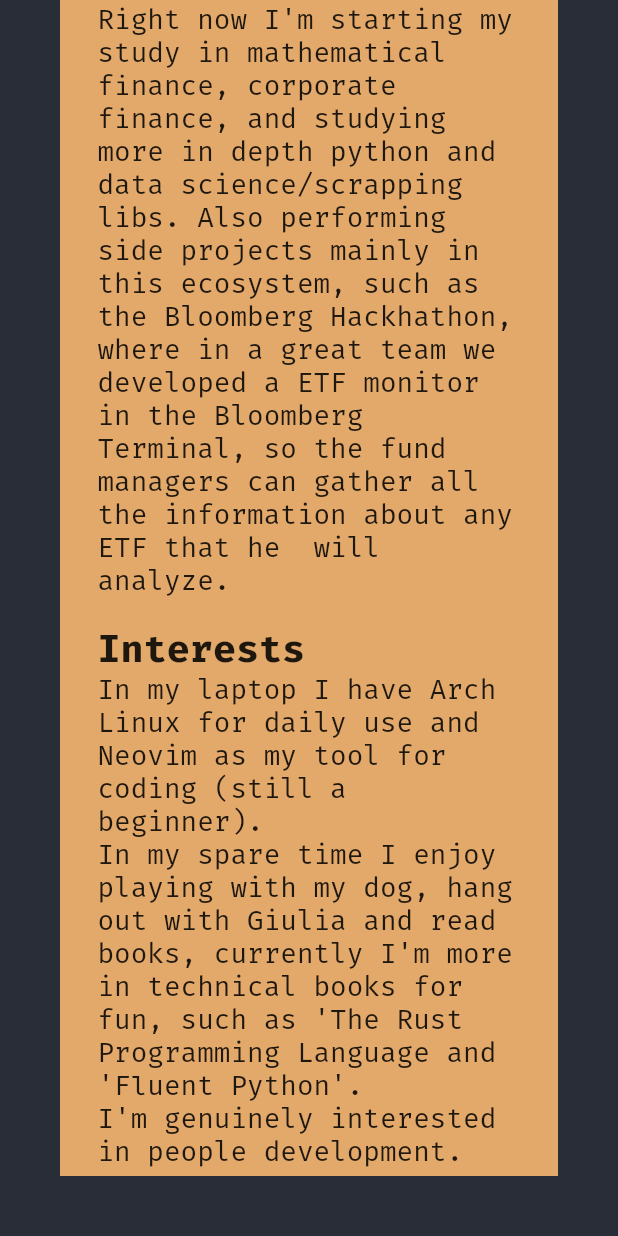
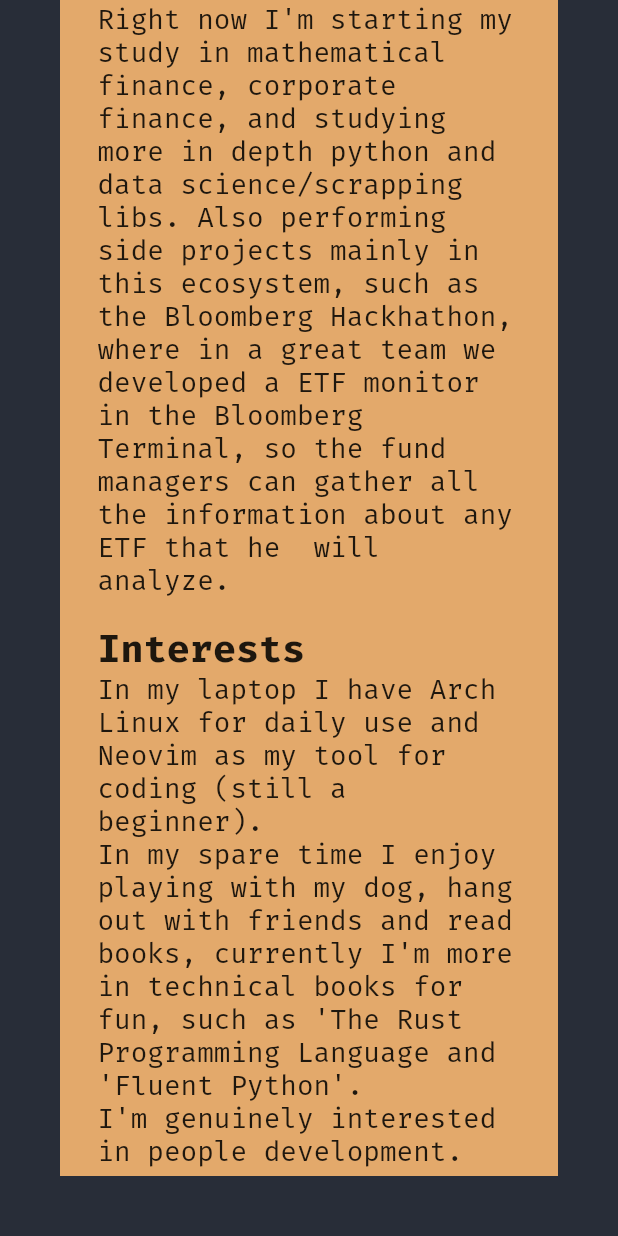
Before and after one commit to viniciusbaca/viniciusbaca.github.io, a Flutter app: the screen it shows after launch, scrolled down 877 dp, on a phone screen of 412 x 824 dp. Run offline on Flutter 3.47's test engine with Material 2 defaults, Android fonts, the phone set to English and light mode, and no system bars.

Commit message:
Update frontPage.dart

```diff
--- a/lib/frontPage.dart
+++ b/lib/frontPage.dart
@@ -90,7 +90,7 @@ class FrontPage extends StatelessWidget {
                       "In my laptop I have Arch Linux for daily use and Neovim"
                       " as my tool for coding (still a beginner).\n"
                       "In my spare time I enjoy playing with my dog, hang out"
-                      " with Giulia and read books, currently I'm more in "
+                      " with friends and read books, currently I'm more in "
                       "technical books for fun, such as 'The Rust Programming "
                       "Language and 'Fluent Python'.\n"
                       "I'm genuinely interested in people development.",
```
